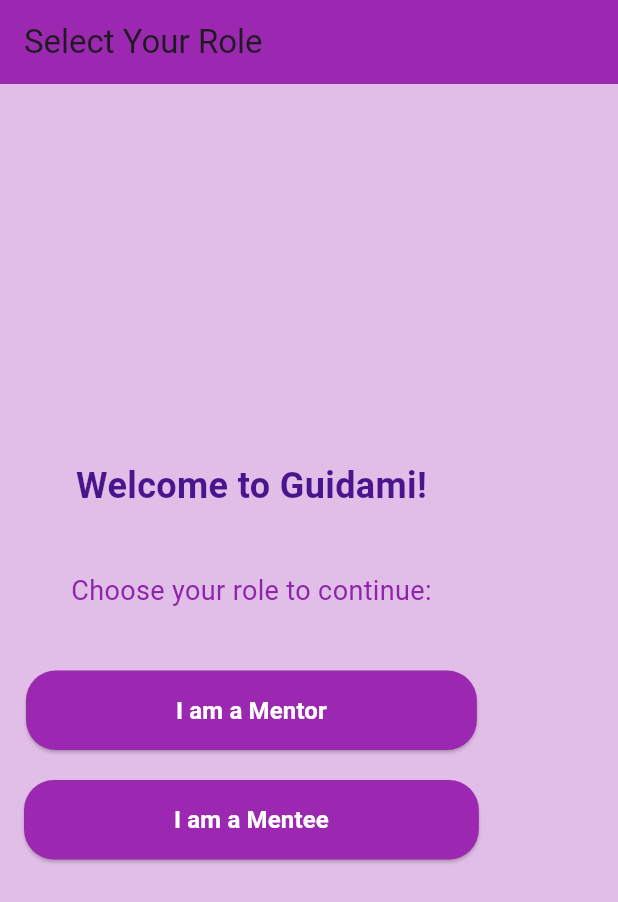
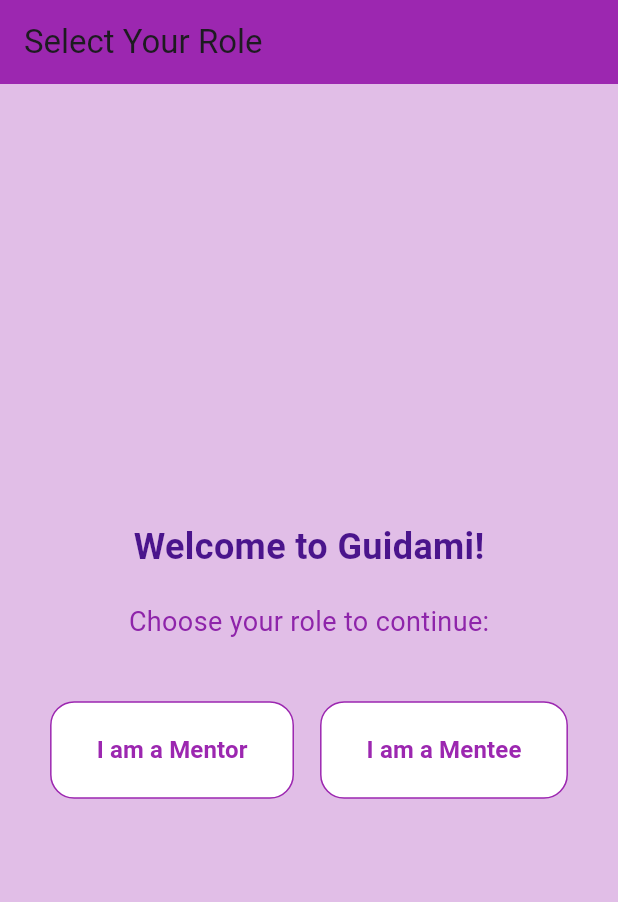
Before and after one commit to Miss-Kwara/guidami, a Flutter app: the RoleSelectionScreen screen opened directly, on a phone screen of 412 x 824 dp. Shown: the top 902 px of the screen. Run offline on Flutter 3.47's test engine with Material 3 defaults, Android fonts, the phone set to English and light mode, and no system bars.

Commit message:
Commit ruoli carini

```diff
--- a/lib/screens/onboarding/role_selection_screen.dart
+++ b/lib/screens/onboarding/role_selection_screen.dart
@@ -7,15 +7,16 @@
   @override
   Widget build(BuildContext context) {
     return Scaffold(
-      backgroundColor: Colors.purple.shade100, // Background color
+      backgroundColor: Colors.purple.shade100,
       appBar: AppBar(
         title: const Text('Select Your Role'),
         backgroundColor: Colors.purple,
       ),
-      body: Padding(
+      body: Center(
+        child: Padding(
           padding: const EdgeInsets.all(16.0),
           child: Column(
-          mainAxisAlignment: MainAxisAlignment.center,
+            mainAxisSize: MainAxisSize.min, // Make content center vertically
             children: <Widget>[
               Text(
                 'Welcome to Guidami!',
@@ -25,7 +26,7 @@
                   color: Colors.purple.shade900,
                 ),
               ),
-            const SizedBox(height: 40),
+              const SizedBox(height: 20),
               Text(
                 'Choose your role to continue:',
                 style: TextStyle(
@@ -34,9 +35,20 @@
                 ),
               ),
               const SizedBox(height: 40),
-            ElevatedButton(
+
+              // Row of Buttons in Boxes
+              Row(
+                mainAxisAlignment: MainAxisAlignment.spaceEvenly,
+                children: [
+                  // Mentor Box
+                  Container(
+                    decoration: BoxDecoration(
+                      color: Colors.white,
+                      border: Border.all(color: Colors.purple),
+                      borderRadius: BorderRadius.circular(16),
+                    ),
+                    child: ElevatedButton(
                       onPressed: () {
-                // Navigate to Mentor login/signup page
                         Navigator.push(
                           context,
                           MaterialPageRoute(
@@ -45,25 +57,31 @@
                         );
                       },
                       style: ElevatedButton.styleFrom(
-                backgroundColor: Colors.purple, // Button color
-                padding: const EdgeInsets.symmetric(horizontal: 100, vertical: 15),
-                shape: RoundedRectangleBorder(
-                  borderRadius: BorderRadius.circular(20),
-                ),
+                        elevation: 0,
+                        backgroundColor: Colors.transparent,
+                        shadowColor: Colors.transparent,
+                        padding: const EdgeInsets.symmetric(horizontal: 30, vertical: 20),
                       ),
                       child: const Text(
                         'I am a Mentor',
                         style: TextStyle(
                           fontSize: 16,
                           fontWeight: FontWeight.bold,
-                  color: Colors.white,
+                          color: Colors.purple,
                         ),
                       ),
                     ),
-            const SizedBox(height: 20),
-            ElevatedButton(
+                  ),
+
+                  // Mentee Box
+                  Container(
+                    decoration: BoxDecoration(
+                      color: Colors.white,
+                      border: Border.all(color: Colors.purple),
+                      borderRadius: BorderRadius.circular(16),
+                    ),
+                    child: ElevatedButton(
                       onPressed: () {
-                // Navigate to Mentee login/signup page
                         Navigator.push(
                           context,
                           MaterialPageRoute(
@@ -72,23 +90,26 @@
                         );
                       },
                       style: ElevatedButton.styleFrom(
-                backgroundColor: Colors.purple, // Button color
-                padding: const EdgeInsets.symmetric(horizontal: 100, vertical: 15),
-                shape: RoundedRectangleBorder(
-                  borderRadius: BorderRadius.circular(20),
-                ),
+                        elevation: 0,
+                        backgroundColor: Colors.transparent,
+                        shadowColor: Colors.transparent,
+                        padding: const EdgeInsets.symmetric(horizontal: 30, vertical: 20),
                       ),
                       child: const Text(
                         'I am a Mentee',
                         style: TextStyle(
                           fontSize: 16,
                           fontWeight: FontWeight.bold,
-                  color: Colors.white,
+                          color: Colors.purple,
+                        ),
                       ),
                     ),
                   ),
                 ],
               ),
+            ],
+          ),
+        ),
       ),
     );
   }
```
Lines whose indentation alone changed are shown as unchanged.
